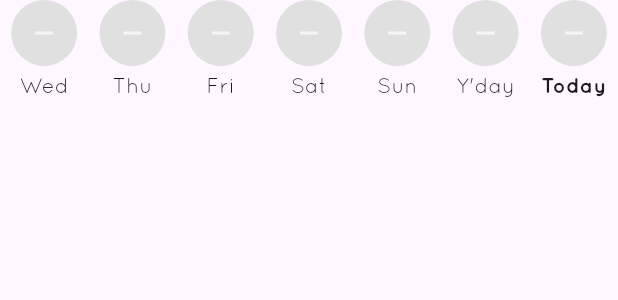
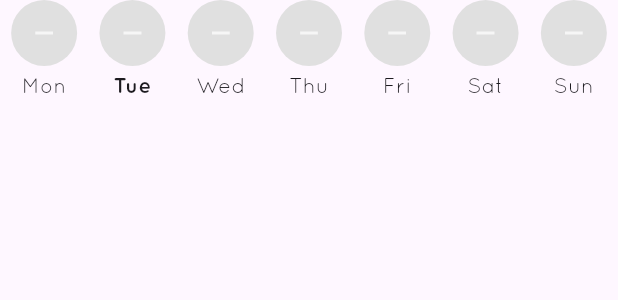
Before and after one commit to zawcompany/MOOD_TRACKER, a Flutter app: the WeeklyMoodRow widget shown alone on an empty page, opened directly with empty values, on a phone screen of 412 x 824 dp. Shown: the top 300 px of the screen. Run offline on Flutter 3.47's test engine with Material 3 defaults, Android fonts, the phone set to English and light mode, and no system bars; our stand-ins replace cloud_firestore, firebase_auth, firebase_core, firebase_storage, image_picker; accounts and stored records are empty; network calls fail.

Commit message:
perbaiki quote & mood

```diff
--- a/lib/page/choose_mood.dart
+++ b/lib/page/choose_mood.dart
@@ -88,7 +88,8 @@ class _ChooseMoodPageState extends State<ChooseMoodPage> {
                   activeTrackColor: mood["color"] as Color,
                   inactiveTrackColor: Colors.grey[300],
                   thumbColor: mood["color"] as Color,
-                  overlayColor: (mood["color"] as Color).withOpacity(0.2),
+                  overlayColor: (mood["color"] as Color).withValues(alpha: 0.2),
+
                 ),
                 child: Slider(
                   min: 0,
--- a/lib/page/dashboard/presentation/widgets/weekly_mood_row.dart
+++ b/lib/page/dashboard/presentation/widgets/weekly_mood_row.dart
@@ -30,12 +30,23 @@ class WeeklyMoodRow extends StatelessWidget {
     for (var m in moods) {
       final dateKey =
           DateTime(m.timestamp.year, m.timestamp.month, m.timestamp.day);
-      moodMap[dateKey] = m;
+      if (moodMap.containsKey(dateKey)) {
+        final existingMood = moodMap[dateKey]!;
+        if (m.timestamp.isAfter(existingMood.timestamp)) {
+          moodMap[dateKey] = m;
+        }
+      } else {
+        moodMap[dateKey] = m;
+      }
     }
 
+    // Logika untuk mengurutkan Mon-Sun (dari perubahan sebelumnya)
+    final int weekday = now.weekday;
+    final DateTime mondayOfCurrentWeek = DateTime(now.year, now.month, now.day)
+        .subtract(Duration(days: weekday - 1));
+
     final List<DateTime> last7Days = List.generate(7, (i) {
-      return DateTime(now.year, now.month, now.day)
-          .subtract(Duration(days: 6 - i));
+      return mondayOfCurrentWeek.add(Duration(days: i));
     });
 
     return Row(
@@ -48,14 +59,7 @@ class WeeklyMoodRow extends StatelessWidget {
             ? _colorFromHex(mood.moodColorHex)
             : Colors.grey.shade300;
 
-        String dayName;
-        if (_isSameDay(date, now)) {
-          dayName = "Today";
-        } else if (_isSameDay(date, now.subtract(const Duration(days: 1)))) {
-          dayName = "Y'day";
-        } else {
-          dayName = DateFormat('EEE').format(date);
-        }
+        String dayName = DateFormat('EEE').format(date);
 
         return Expanded(
           child: Column(
```
Also changed, not shown: lib/page/dashboard/presentation/screens/detail_mood_screen.dart (+16 -4 lines), lib/services/quote_service.dart (+9 -2 lines).
